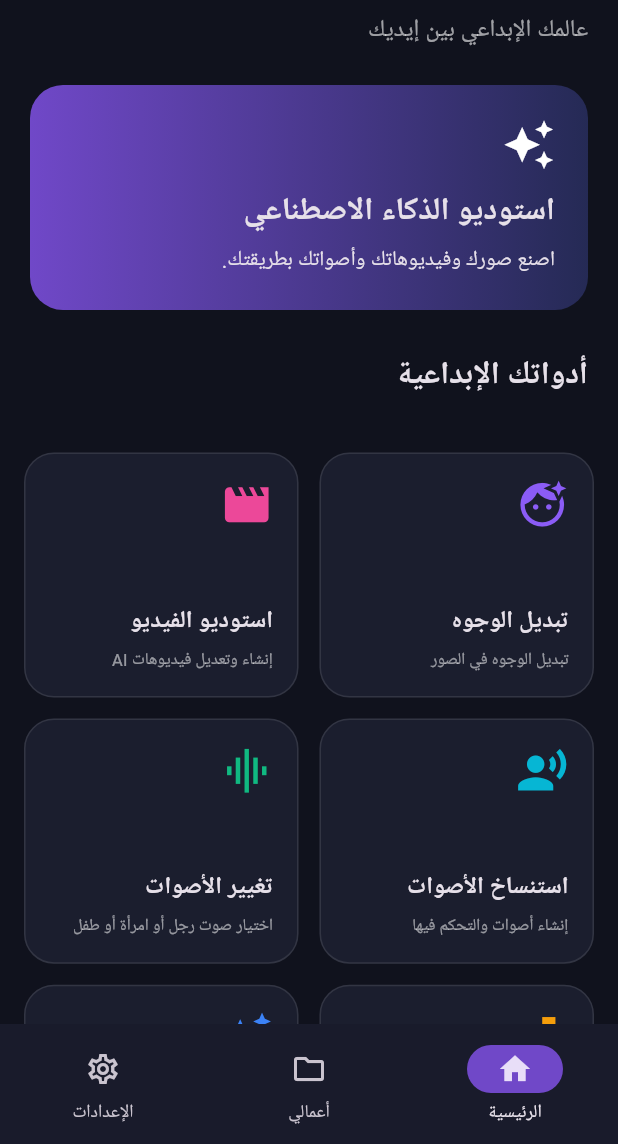
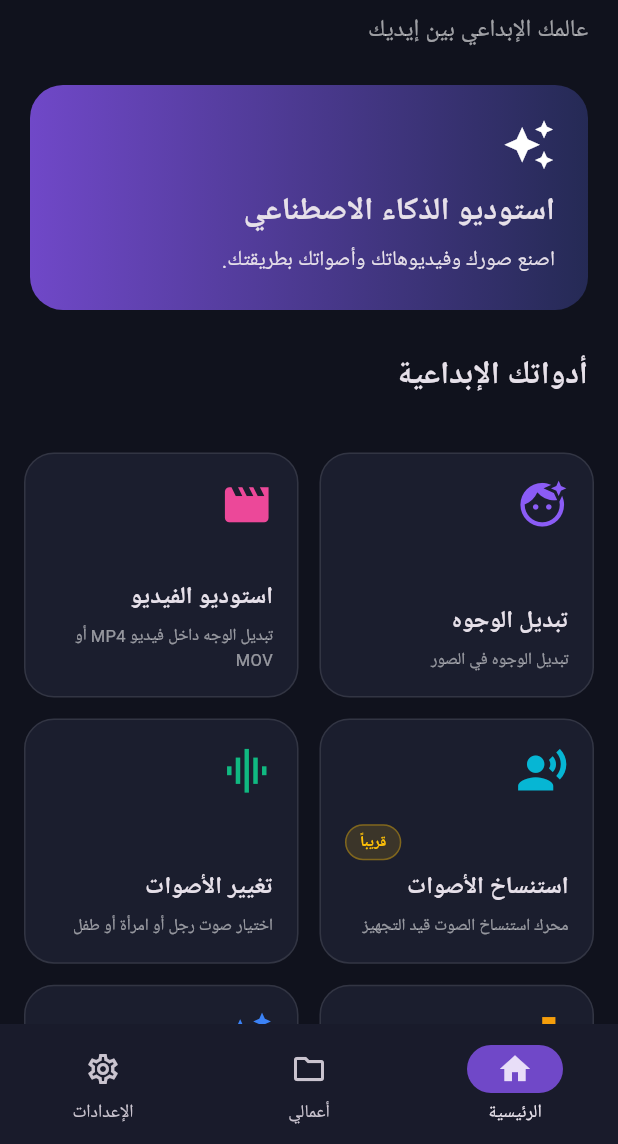
Before and after one commit to esame4619-coder/Face-AI, a Flutter app: the screen it shows after launch, on a phone screen of 412 x 824 dp, the part 92-1236 px from its top. Run offline on Flutter 3.47's test engine with Material 3 defaults, Android fonts, the phone set to English and light mode, and no system bars; our stand-ins replace file_picker, image_picker, share_plus, shared_preferences, video_player.

Commit message:
Make video and audio tool availability clear on home cards

```diff
--- a/lib/main.dart
+++ b/lib/main.dart
@@ -105,14 +105,15 @@ class HomePage extends StatelessWidget {
     },
     {
       'name': 'استوديو الفيديو',
-      'description': 'إنشاء وتعديل فيديوهات AI',
+      'description': 'تبديل الوجه داخل فيديو MP4 أو MOV',
       'icon': Icons.movie_creation,
       'color': Color(0xFFEC4899),
       'type': 'video',
     },
     {
       'name': 'استنساخ الأصوات',
-      'description': 'إنشاء أصوات والتحكم فيها',
+      'description': 'محرك استنساخ الصوت قيد التجهيز',
+      'status': 'قريباً',
       'icon': Icons.record_voice_over,
       'color': Color(0xFF06B6D4),
       'type': 'voice',
@@ -126,14 +127,15 @@ class HomePage extends StatelessWidget {
     },
     {
       'name': 'صناعة الأغاني',
-      'description': 'إنشاء أغاني بالذكاء الاصطناعي',
+      'description': 'محرك توليد الأغاني قيد التجهيز',
+      'status': 'قريباً',
       'icon': Icons.music_note,
       'color': Color(0xFFF59E0B),
       'type': 'music',
     },
     {
       'name': 'تحسين الصور',
-      'description': 'تحسين أساسي وتكبير الصور',
+      'description': 'تحسين أساسي أو EDSR AI x2 عند توفر النموذج',
       'icon': Icons.auto_awesome,
       'color': Color(0xFF3B82F6),
       'type': 'enhance',
@@ -240,6 +242,24 @@ class HomePage extends StatelessWidget {
                             size: 35,
                           ),
                           const Spacer(),
+                          if (tool['status'] != null) ...[
+                            Align(
+                              alignment: Alignment.centerLeft,
+                              child: Container(
+                                padding: const EdgeInsets.symmetric(horizontal: 9, vertical: 4),
+                                decoration: BoxDecoration(
+                                  color: Colors.amber.withValues(alpha: 0.14),
+                                  borderRadius: BorderRadius.circular(20),
+                                  border: Border.all(color: Colors.amber.withValues(alpha: 0.35)),
+                                ),
+                                child: Text(
+                                  tool['status'],
+                                  style: const TextStyle(color: Colors.amber, fontSize: 10, fontWeight: FontWeight.bold),
+                                ),
+                              ),
+                            ),
+                            const SizedBox(height: 6),
+                          ],
                           Text(
                             tool['name'],
                             style: const TextStyle(
```
